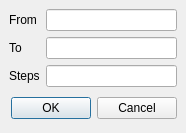
The window that Qt/Components/Resources/UI/pqSampleScalarAddRangeDialog.ui (wildmichael/ParaView3-enhancements-old) describes before a commit, drawn with Qt 5.
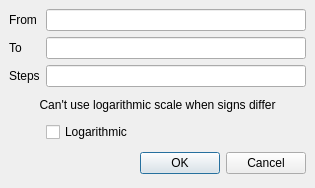
The same window after the commit.

Commit message: ENH: Add support for logarithmic samples to Cut / Contour

The edit to the form file:
```diff
--- a/Qt/Components/Resources/UI/pqSampleScalarAddRangeDialog.ui
+++ b/Qt/Components/Resources/UI/pqSampleScalarAddRangeDialog.ui
@@ -8,8 +8,8 @@
    <rect>
     <x>0</x>
     <y>0</y>
-    <width>186</width>
-    <height>129</height>
+    <width>315</width>
+    <height>188</height>
    </rect>
   </property>
   <property name="windowTitle" >
@@ -22,37 +22,27 @@
    <property name="spacing" >
     <number>6</number>
    </property>
-   <item row="2" column="1" >
-    <widget class="QLineEdit" name="Steps" />
-   </item>
-   <item row="1" column="1" >
-    <widget class="QLineEdit" name="To" />
-   </item>
-   <item row="0" column="1" >
-    <widget class="QLineEdit" name="From" />
-   </item>
-   <item row="0" column="0" >
-    <widget class="QLabel" name="label" >
+   <item row="4" column="1" >
+    <widget class="QCheckBox" name="log" >
      <property name="text" >
-      <string>From</string>
+      <string>Logarithmic</string>
      </property>
-    </widget>
-   </item>
-   <item row="1" column="0" >
-    <widget class="QLabel" name="label_2" >
-     <property name="text" >
-      <string>To</string>
-     </property>
-    </widget>
-   </item>
-   <item row="2" column="0" >
-    <widget class="QLabel" name="label_3" >
-     <property name="text" >
-      <string>Steps</string>
+     <property name="checked" >
+      <bool>false</bool>
      </property>
     </widget>
    </item>
    <item row="3" column="0" colspan="2" >
+    <widget class="QLabel" name="logWarning" >
+     <property name="text" >
+      <string>Can't use logarithmic scale when signs differ</string>
+     </property>
+     <property name="alignment" >
+      <set>Qt::AlignCenter</set>
+     </property>
+    </widget>
+   </item>
+   <item row="5" column="0" colspan="2" >
     <layout class="QHBoxLayout" >
      <property name="margin" >
       <number>0</number>
@@ -89,6 +79,36 @@
      </item>
     </layout>
    </item>
+   <item row="2" column="0" >
+    <widget class="QLabel" name="label_3" >
+     <property name="text" >
+      <string>Steps</string>
+     </property>
+    </widget>
+   </item>
+   <item row="1" column="0" >
+    <widget class="QLabel" name="label_2" >
+     <property name="text" >
+      <string>To</string>
+     </property>
+    </widget>
+   </item>
+   <item row="0" column="0" >
+    <widget class="QLabel" name="label" >
+     <property name="text" >
+      <string>From</string>
+     </property>
+    </widget>
+   </item>
+   <item row="0" column="1" >
+    <widget class="QLineEdit" name="from" />
+   </item>
+   <item row="1" column="1" >
+    <widget class="QLineEdit" name="to" />
+   </item>
+   <item row="2" column="1" >
+    <widget class="QLineEdit" name="steps" />
+   </item>
   </layout>
  </widget>
  <pixmapfunction></pixmapfunction>
```
Left out of the diff: 6 changed lines with no effect on the pictures. The commit also changes 7 other files.
